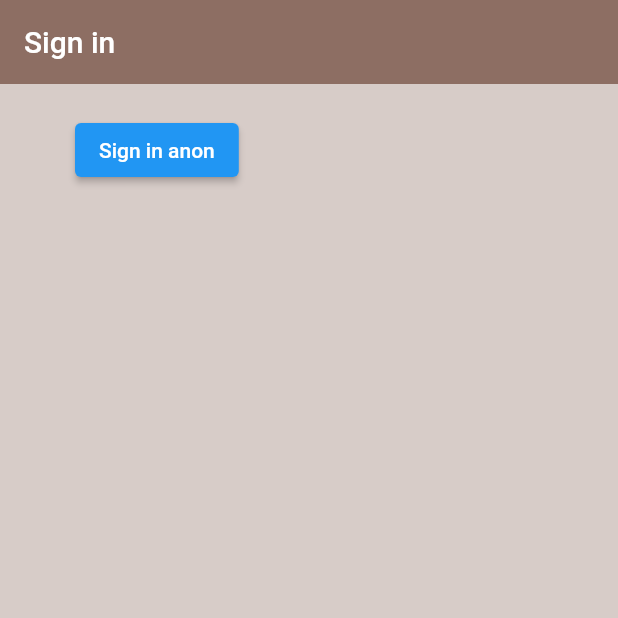
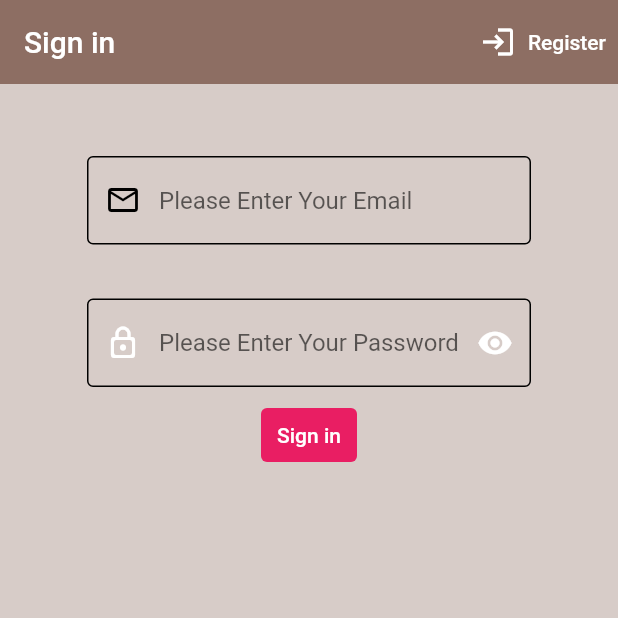
Before and after one commit to MalekYasser26/coffee-firebase, a Flutter app: the screen it shows after launch, on a phone screen of 412 x 824 dp, the top half of it. Run offline on Flutter 3.47's test engine with Material 2 defaults, Android fonts, the phone set to English and light mode, and no system bars; our stand-ins replace cloud_firestore, firebase_auth, firebase_core; accounts and stored records are empty.

```diff
--- /dev/null
+++ b/lib/providers/formProviders.dart
@@ -0,0 +1,10 @@
+import 'package:flutter/cupertino.dart';
+
+class FormProviders extends ChangeNotifier{
+  TextEditingController emailController = TextEditingController();
+  TextEditingController passwordController = TextEditingController();
+  TextEditingController emailRegController = TextEditingController();
+  TextEditingController passwordRegController = TextEditingController();
+
+
+}
--- a/lib/screens/authentication/authentication.dart
+++ b/lib/screens/authentication/authentication.dart
@@ -1,3 +1,4 @@
+import 'package:coffee/screens/authentication/Register.dart';
 import 'package:coffee/screens/authentication/signIn.dart';
 import 'package:flutter/material.dart';
 
@@ -9,10 +10,13 @@ class Authenticate extends StatefulWidget {
 }
 
 class _AuthenticateState extends State<Authenticate> {
+  bool showSignIn= true ;
+  toggleView() {    setState(() => showSignIn = !showSignIn);   }
   @override
   Widget build(BuildContext context) {
-    return Container(
-      child: SignIn(),
-    );
-  }
+    if (showSignIn){
+    return  SignIn(toggleView: toggleView,);
+  }else {
+      return Register(toggleView: toggleView,);
+    }}
 }
--- a/lib/screens/authentication/signIn.dart
+++ b/lib/screens/authentication/signIn.dart
@@ -1,8 +1,16 @@
+import 'package:coffee/screens/widgets/emailSignin.dart';
+import 'package:coffee/screens/widgets/passSignin.dart';
 import 'package:coffee/services/auth/auth.dart';
 import 'package:flutter/material.dart';
+import 'package:provider/provider.dart';
+
+import '../../providers/formProviders.dart';
 
 class SignIn extends StatefulWidget {
-  const SignIn({Key? key}) : super(key: key);
+
+  final toggleView;
+  const SignIn({Key? key, this.toggleView}) : super(key: key);
+
 
   @override
   State<SignIn> createState() => _SignInState();
@@ -11,29 +19,64 @@ class SignIn extends StatefulWidget {
 class _SignInState extends State<SignIn> {
 
   final AuthService _auth = AuthService();
+  final _formkey = GlobalKey<FormState>();
+  bool loading = false ;
 
   @override
   Widget build(BuildContext context) {
     return Scaffold(
       backgroundColor: Colors.brown[100],
       appBar: AppBar(
+        actions: [
+          TextButton.icon(
+            onPressed: () {
+              setState(() {
+                widget.toggleView() ;
+                print("signin");
+
+              });
+            }, icon: Icon(Icons.login,color: Colors.white),
+            label: Text("Register",style: TextStyle(color: Colors.white)),
+          )
+
+        ],
         backgroundColor: Colors.brown[400],
         elevation: 0,
         title: Text("Sign in"),
       ),
       body: Container(
         padding: EdgeInsets.symmetric(horizontal: 50,vertical: 20),
-         child: ElevatedButton(
-             onPressed: () async {
-            dynamic result = await _auth.signInAnon() ;
-            if (result ==null) {
-              print("error signing in");
-            } else {
-              print("signed in");
-              print(result.uid);
-            }
-             },
-             child: Text("Sign in anon")),
+         child: Form(
+             key: _formkey,
+             child: Column(
+           children: [
+             SizedBox(height: 20,),
+             EmailWidgetLogin(),
+             SizedBox(height: 20,),
+             PassWidgetLogin(),
+             TextButton(
+               style: ButtonStyle(backgroundColor: MaterialStatePropertyAll(Colors.pink)),
+                 onPressed: () async {
+                   if (_formkey.currentState!.validate()){
+                     setState(() {
+                       loading = true ;
+                     });
+                     dynamic result = await _auth.LoginEmailPass(
+                         Provider.of<FormProviders>(context,listen: false).emailController.text,
+                         Provider.of<FormProviders>(context,listen: false).passwordController.text);
+                     if(result==null){
+                       setState(() {
+                         print("error");
+                         loading = false ;
+                       });
+
+                     }
+                   }        }, child: Text("Sign in",style: TextStyle(color: Colors.white),)),
+             loading ? CircularProgressIndicator() : Text("") ,
+           ],
+
+
+         ))
       ),
     );
   }
--- /dev/null
+++ b/lib/screens/widgets/emailSignin.dart
@@ -0,0 +1,52 @@
+import 'package:flutter/material.dart';
+import 'package:provider/provider.dart';
+
+import '../../providers/formProviders.dart';
+
+class EmailWidgetLogin extends StatefulWidget {
+  const EmailWidgetLogin({Key? key}) : super(key: key);
+
+  @override
+  State<EmailWidgetLogin> createState() => _EmailWidgetLoginState();
+}
+
+class _EmailWidgetLoginState extends State<EmailWidgetLogin> {
+  @override
+  Widget build(BuildContext context) {
+    return  Padding(
+      padding: EdgeInsets.all(8.0),
+      child: TextFormField(
+        textDirection: TextDirection.ltr,
+        onTapOutside: (event) =>
+            FocusManager.instance.primaryFocus?.unfocus(),
+        controller: Provider.of<FormProviders>(context,listen : false).emailController,
+        decoration: InputDecoration(border: OutlineInputBorder(
+          borderRadius: BorderRadius.circular(10),
+        ),
+          focusedBorder: OutlineInputBorder(
+              borderSide: BorderSide(color: Colors.brown)
+          ),
+          enabledBorder: OutlineInputBorder(
+              borderSide: BorderSide(color: Colors.black)),
+          hintText: "Please Enter Your Email",
+          prefixIconColor: Colors.black,
+          prefixIcon: Icon(Icons.email_outlined),),
+        keyboardType: TextInputType.emailAddress,
+
+
+        validator: (value) {
+          if (value == null || value.isEmpty) {
+            return "Enter Email";
+          } else if (
+          RegExp(r"^[a-zA-Z0-9.a-zA-Z0-9.!#$%&'*+-/=?^_`{|}~]+@[a-zA-Z0-9]+\.[a-zA-Z]+")
+              .hasMatch(Provider.of<FormProviders>(context,listen: false).emailRegController.text!)==true)
+          {
+            return "Enter a correct email form";
+          }
+          return null;
+        },
+
+      ),
+    );;
+  }
+}
--- /dev/null
+++ b/lib/screens/widgets/passSignin.dart
@@ -0,0 +1,60 @@
+import 'package:flutter/material.dart';
+import 'package:provider/provider.dart';
+
+import '../../providers/formProviders.dart';
+
+
+class PassWidgetLogin extends StatefulWidget {
+  const PassWidgetLogin({Key? key}) : super(key: key);
+
+  @override
+  State<PassWidgetLogin> createState() => _PassWidgetLoginState();
+}
+bool eyePass = true;
+
+class _PassWidgetLoginState extends State<PassWidgetLogin> {
+  @override
+  Widget build(BuildContext context) {
+    return Padding(
+      padding: EdgeInsets.all(8.0),
+      child: TextFormField(
+        controller: Provider.of<FormProviders>(context,listen : false).passwordController,
+        obscureText: eyePass,
+        decoration: InputDecoration(
+          border: OutlineInputBorder(
+              borderRadius: BorderRadius.circular(10)),
+          hintText: "Please Enter Your Password",
+          prefixIcon: Icon(Icons.lock_outline_rounded),
+          focusedBorder: OutlineInputBorder(
+          ),
+          prefixIconColor: Colors.white,
+          suffixIconColor: Colors.white,
+          enabledBorder: OutlineInputBorder(),
+          suffixIcon: IconButton(
+            icon: Icon(
+              eyePass ? Icons.visibility : Icons.visibility_off,
+            ),
+            onPressed: () {
+              setState(() {
+                eyePass = !eyePass;
+              });
+            },
+          ),
+        ),
+        keyboardType: TextInputType.visiblePassword,
+        onTapOutside: (event) {
+          FocusManager.instance.primaryFocus?.unfocus();
+        },
+        validator: (value) {
+          if (value == null || value.isEmpty) {
+            return "Enter Password";
+          } else if (value.length < 8) {
+            return "Password must be 8 or more";
+          }
+          return null;
+        },
+
+      ),
+    );
+  }
+}
--- /dev/null
+++ b/lib/services/databases/database.dart
@@ -0,0 +1,17 @@
+import 'package:cloud_firestore/cloud_firestore.dart';
+class DatabaseService{
+late final String uid ;
+DatabaseService({ required this.uid});
+  // collection reference
+
+  final CollectionReference brewCollection = FirebaseFirestore.instance.collection('brewData');
+  Future updateUserData(String sugars , int strength , String name) async {
+    return await brewCollection.doc(uid).set({
+      'sugar':sugars ,
+      'name' : name ,
+      'strength' : strength ,
+    });
+
+  }
+
+}
```
Also changed, not shown: lib/main.dart (+9 -1 lines), lib/screens/authentication/Register.dart (added, +82 -0 lines), lib/screens/widgets/emailReg.dart (added, +52 -0 lines), lib/screens/widgets/passReg.dart (added, +60 -0 lines), lib/services/auth/auth.dart (+28 -2 lines).
